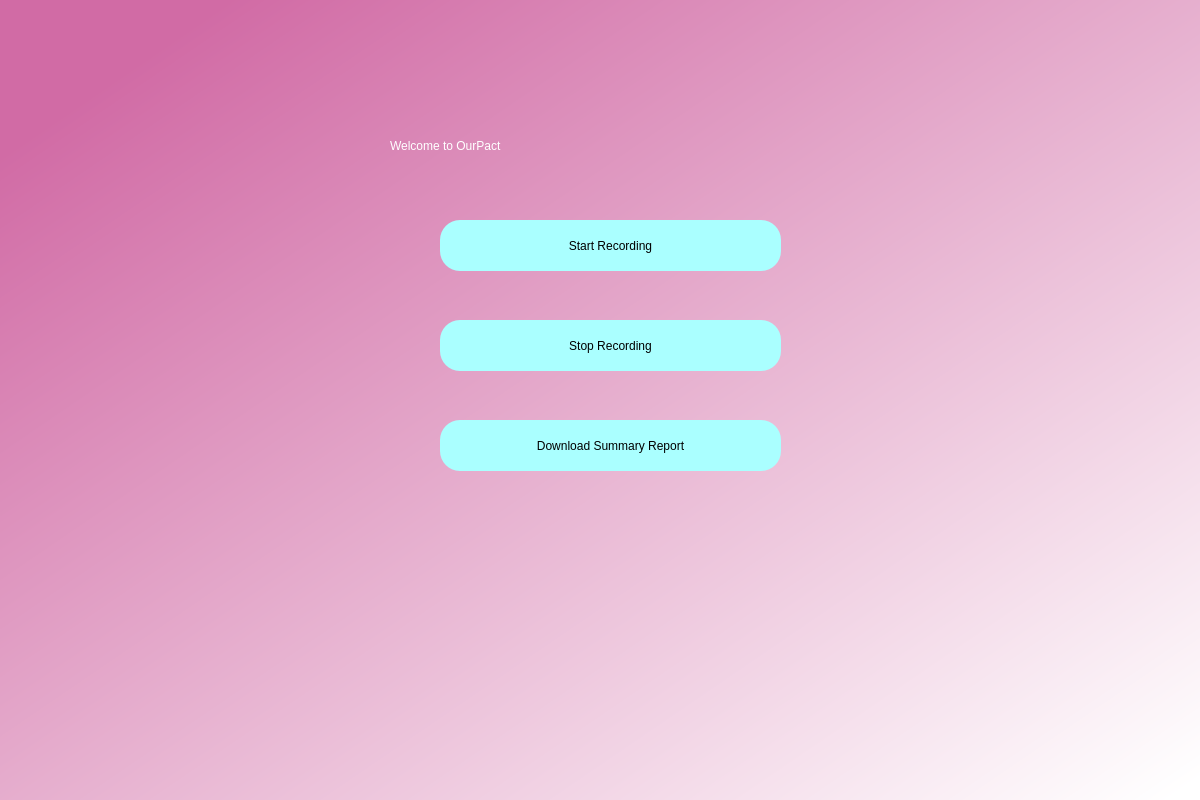
Old version of the form UI/home.ui in the repository yarlagaddajeevika/Parental-Control-using-screen-recording.
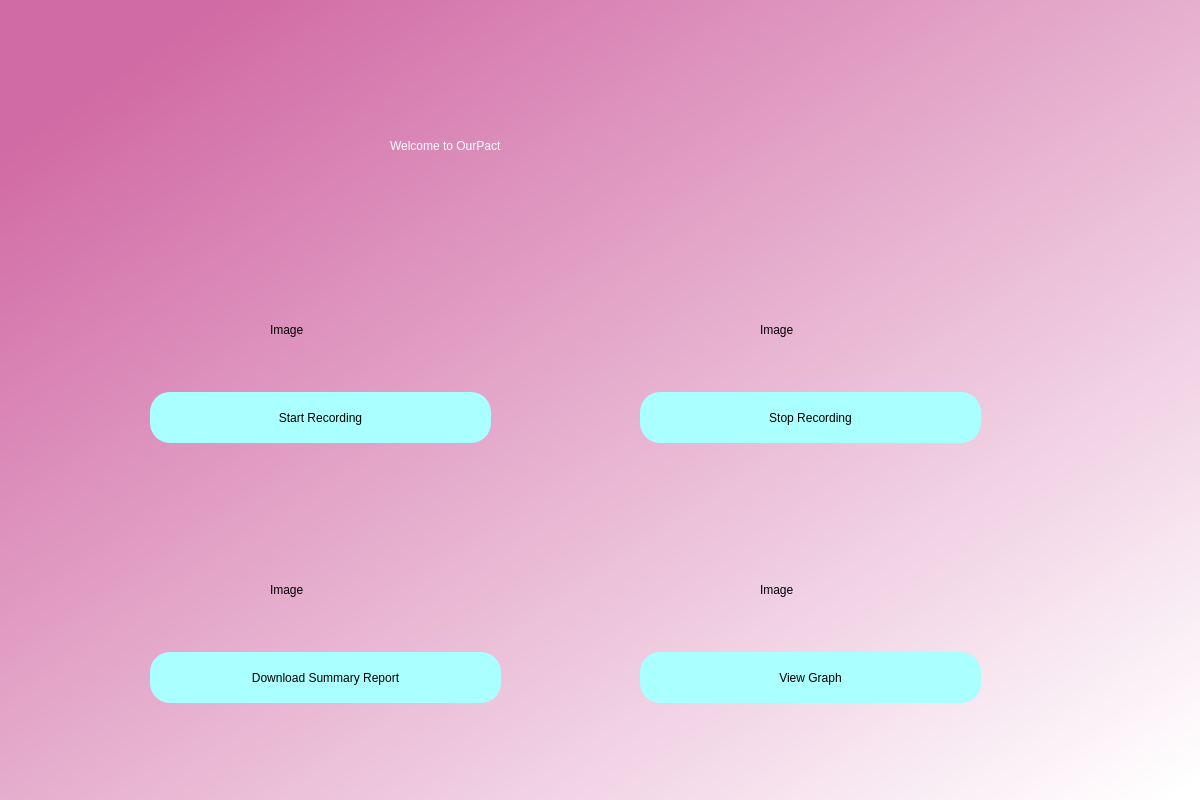
New version of the form.

```diff
--- a/UI/home.ui
+++ b/UI/home.ui
@@ -42,11 +42,25 @@
      <string>Welcome to OurPact</string>
     </property>
    </widget>
+
+   <widget class="QLabel" name="startimg">
+    <property name="geometry">
+        <rect>
+            <x>270</x>
+            <y>270</y>
+            <width>120</width>
+            <height>120</height>
+        </rect>
+    </property>
+    <property name="text">
+        <string>Image</string>
+    </property>
+</widget>
    <widget class="QPushButton" name="start">
     <property name="geometry">
      <rect>
-      <x>440</x>
-      <y>220</y>
+      <x>150</x>
+      <y>392</y>
       <width>341</width>
       <height>51</height>
      </rect>
@@ -60,11 +74,25 @@
      <string>Start Recording</string>
     </property>
    </widget>
+
+<widget class="QLabel" name="stopimg">
+    <property name="geometry">
+        <rect>
+            <x>760</x>
+            <y>270</y>
+            <width>120</width>
+            <height>120</height>
+        </rect>
+    </property>
+    <property name="text">
+        <string>Image</string>
+    </property>
+</widget>
    <widget class="QPushButton" name="stop">
     <property name="geometry">
      <rect>
-      <x>440</x>
-      <y>320</y>
+      <x>640</x>
+      <y>392</y>
       <width>341</width>
       <height>51</height>
      </rect>
@@ -79,12 +107,25 @@
     </property>
    </widget>
 
+<widget class="QLabel" name="reportimg">
+    <property name="geometry">
+        <rect>
+            <x>270</x>
+            <y>530</y>
+            <width>120</width>
+            <height>120</height>
+        </rect>
+    </property>
+    <property name="text">
+        <string>Image</string>
+    </property>
+</widget>
     <widget class="QPushButton" name="report">
     <property name="geometry">
      <rect>
-      <x>440</x>
-      <y>420</y>
-      <width>341</width>
+      <x>150</x>
+      <y>652</y>
+      <width>351</width>
       <height>51</height>
      </rect>
     </property>
@@ -98,6 +139,38 @@
     </property>
    </widget>
 
+<widget class="QLabel" name="graphimg">
+    <property name="geometry">
+        <rect>
+            <x>760</x>
+            <y>530</y>
+            <width>120</width>
+            <height>120</height>
+        </rect>
+    </property>
+    <property name="text">
+        <string>Image</string>
+    </property>
+</widget>
+    <widget class="QPushButton" name="graph">
+    <property name="geometry">
+     <rect>
+      <x>640</x>
+      <y>652</y>
+      <width>341</width>
+      <height>51</height>
+     </rect>
+    </property>
+    <property name="styleSheet">
+     <string notr="true">border-radius:20px;
+background-color: rgb(170, 255, 255);
+font: 14pt &quot;MS Shell Dlg 2&quot;;</string>
+    </property>
+    <property name="text">
+     <string>View Graph</string>
+    </property>
+   </widget>
+
   </widget>
  </widget>
  <resources/>
```
Left out of the diff: 1 changed line with no effect on the pictures.
